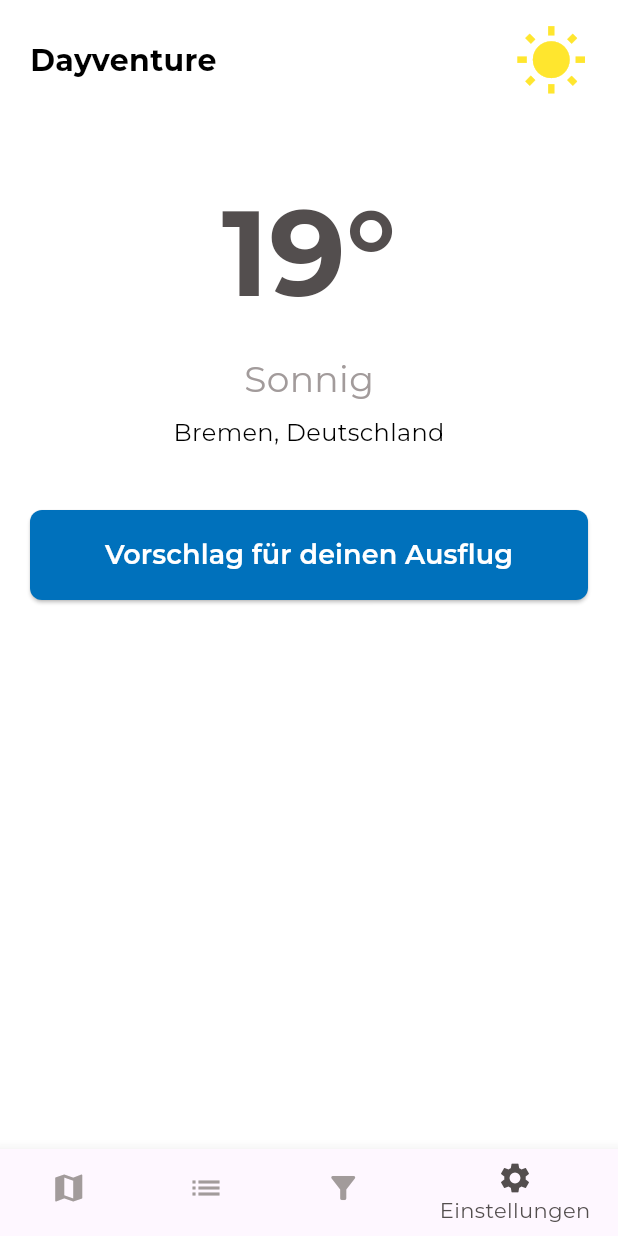
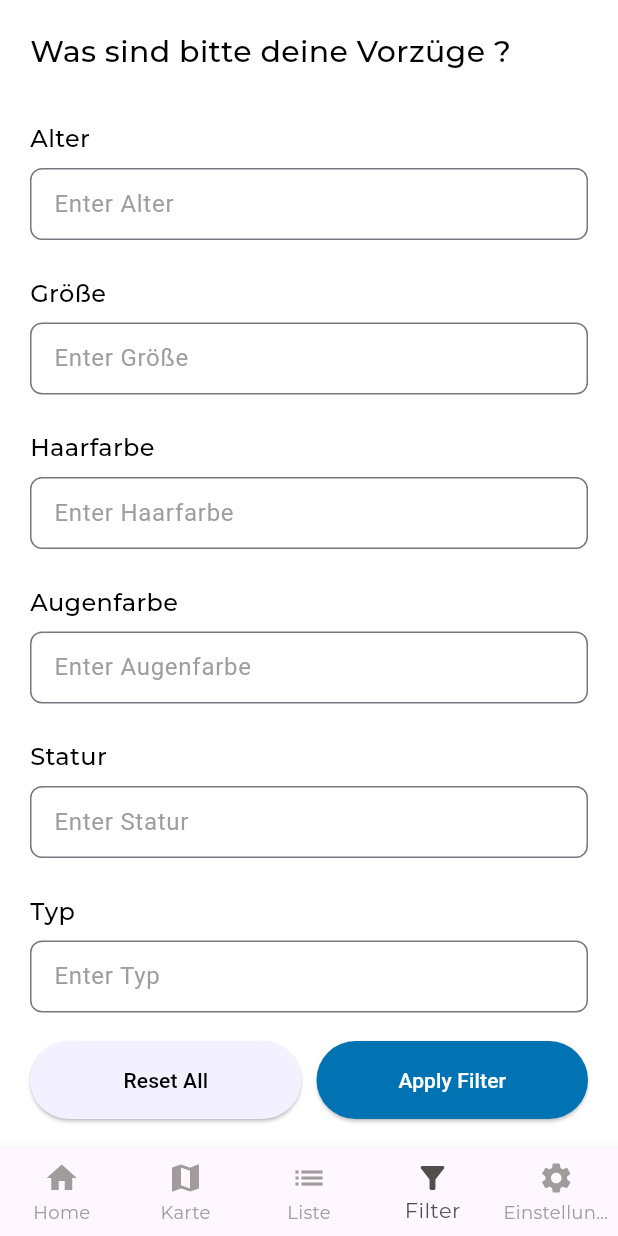
Before and after one commit to oussama-abid/MCI-Nearby-Activity-Finder, a Flutter app: the screen it shows after launch, item 4 of the bottom bar chosen, on a phone screen of 412 x 824 dp. Run offline on Flutter 3.47's test engine with Material 3 defaults, Android fonts, the phone set to English and light mode, and no system bars; our stand-ins replace google_fonts, lottie.

Commit message:
filter screen , navigation menu fixes

```diff
--- /dev/null
+++ b/frontend/mcifrontend/lib/features/filter/screens/filter_screen.dart
@@ -0,0 +1,110 @@
+import 'package:flutter/material.dart';
+import 'package:google_fonts/google_fonts.dart';
+
+class FilterScreen extends StatelessWidget {
+  const FilterScreen({super.key});
+
+  @override
+  Widget build(BuildContext context) {
+    return Scaffold(
+      backgroundColor: Colors.white, // Set background to white
+      body: Padding(
+        padding: const EdgeInsets.all(20.0),
+        child: Column(
+          crossAxisAlignment: CrossAxisAlignment.start,
+          children: [
+            Text(
+              'Was sind bitte deine Vorzüge ?',
+              style: GoogleFonts.montserrat(
+                fontSize: 20,
+                fontWeight: FontWeight.w500,
+                color: Colors.black,
+              ),
+            ),
+            const SizedBox(height: 20),
+
+            // Placeholder form
+            Expanded(
+              child: ListView(
+                children: [
+                  _buildFormSection('Alter'),
+                  _buildFormSection('Größe'),
+                  _buildFormSection('Haarfarbe'),
+                  _buildFormSection('Augenfarbe'),
+                  _buildFormSection('Statur'),
+                  _buildFormSection('Typ'),
+                  _buildFormSection('Herkunft'),
+                  _buildFormSection('Sprachen'),
+                  _buildFormSection('Services'),
+                ],
+              ),
+            ),
+
+            // Buttons
+            Row(
+              children: [
+                Expanded(
+                  child: ElevatedButton(
+                    style: ElevatedButton.styleFrom(
+                      backgroundColor: const Color(0xFFF3F0FF),
+                      foregroundColor: Colors.black,
+                      padding: const EdgeInsets.symmetric(vertical: 16),
+                    ),
+                    onPressed: () {
+                      // Reset logic
+                    },
+                    child: const Text('Reset All'),
+                  ),
+                ),
+                const SizedBox(width: 10),
+                Expanded(
+                  child: ElevatedButton(
+                    style: ElevatedButton.styleFrom(
+                      backgroundColor: const Color(0xFF0172B2),
+                      foregroundColor: Colors.white, // Fix text color
+                      padding: const EdgeInsets.symmetric(vertical: 16),
+                    ),
+                    onPressed: () {
+                      // Apply filter logic
+                    },
+                    child: const Text('Apply Filter'),
+                  ),
+                ),
+              ],
+            ),
+          ],
+        ),
+      ),
+    );
+  }
+
+  Widget _buildFormSection(String title) {
+    return Padding(
+      padding: const EdgeInsets.symmetric(vertical: 12.0),
+      child: Column(
+        crossAxisAlignment: CrossAxisAlignment.start,
+        children: [
+          Text(
+            title,
+            style: GoogleFonts.montserrat(
+              fontSize: 16,
+              fontWeight: FontWeight.w500,
+              color: Colors.black,
+            ),
+          ),
+          const SizedBox(height: 8),
+          TextField(
+            decoration: InputDecoration(
+              hintText: 'Enter $title',
+              border: OutlineInputBorder(
+                borderRadius: BorderRadius.circular(8),
+              ),
+              contentPadding: const EdgeInsets.symmetric(horizontal: 12),
+              hintStyle: const TextStyle(color: Colors.grey),
+            ),
+          ),
+        ],
+      ),
+    );
+  }
+}
--- a/frontend/mcifrontend/lib/features/home/screens/home_screen.dart
+++ b/frontend/mcifrontend/lib/features/home/screens/home_screen.dart
@@ -1,23 +1,8 @@
 import 'package:flutter/material.dart';
 import 'package:google_fonts/google_fonts.dart';
-import 'package:mcifrontend/shared/widgets/bottom_nav_bar.dart';
 
-class MyHomePage extends StatefulWidget {
-  const MyHomePage({super.key, required this.title});
-  final String title;
-
-  @override
-  State<MyHomePage> createState() => _MyHomePageState();
-}
-
-class _MyHomePageState extends State<MyHomePage> {
-  int _selectedIndex = 0;
-
-  void _onItemTapped(int index) {
-    setState(() {
-      _selectedIndex = index;
-    });
-  }
+class MyHomePage extends StatelessWidget {
+  const MyHomePage({super.key});
 
   @override
   Widget build(BuildContext context) {
@@ -48,10 +33,7 @@ class _MyHomePageState extends State<MyHomePage> {
                 ],
               ),
             ),
-
             const SizedBox(height: 30),
-
-            // Temperature
             Text(
               '19°',
               style: GoogleFonts.montserrat(
@@ -60,10 +42,7 @@ class _MyHomePageState extends State<MyHomePage> {
                 color: const Color(0xFF534E4E),
               ),
             ),
-
             const SizedBox(height: 10),
-
-            // Weather description
             Text(
               'Sonnig',
               style: GoogleFonts.montserrat(
@@ -71,10 +50,7 @@ class _MyHomePageState extends State<MyHomePage> {
                 color: const Color(0xFFA29B9B),
               ),
             ),
-
             const SizedBox(height: 8),
-
-            // City name
             Text(
               'Bremen, Deutschland',
               style: GoogleFonts.montserrat(
@@ -82,10 +58,7 @@ class _MyHomePageState extends State<MyHomePage> {
                 color: Colors.black,
               ),
             ),
-
             const SizedBox(height: 40),
-
-            // Suggestion Button
             Padding(
               padding: const EdgeInsets.symmetric(horizontal: 20.0),
               child: SizedBox(
@@ -93,10 +66,10 @@ class _MyHomePageState extends State<MyHomePage> {
                 height: 60,
                 child: ElevatedButton(
                   onPressed: () {
-                    // TODO: add your action
+                    // TODO: Add your button action here
                   },
                   style: ElevatedButton.styleFrom(
-                    backgroundColor: const Color(0xFF0071BC), // Blue
+                    backgroundColor: const Color(0xFF0071BC),
                     shape: RoundedRectangleBorder(
                       borderRadius: BorderRadius.circular(8),
                     ),
@@ -116,12 +89,6 @@ class _MyHomePageState extends State<MyHomePage> {
           ],
         ),
       ),
-
-      // Bottom navigation bar
-      bottomNavigationBar: BottomNavBar(
-        selectedIndex: _selectedIndex,
-        onItemTapped: _onItemTapped,
-      ),
     );
   }
 }
--- /dev/null
+++ b/frontend/mcifrontend/lib/features/main/screens/main_screen.dart
@@ -0,0 +1,43 @@
+import 'package:flutter/material.dart';
+import 'package:mcifrontend/shared/widgets/bottom_nav_bar.dart';
+
+// Import your real screen widgets
+import 'package:mcifrontend/features/home/screens/home_screen.dart';
+import 'package:mcifrontend/features/filter/screens/filter_screen.dart';
+
+class MainScreen extends StatefulWidget {
+  const MainScreen({Key? key}) : super(key: key);
+
+  @override
+  State<MainScreen> createState() => _MainScreenState();
+}
+
+class _MainScreenState extends State<MainScreen> {
+  int _selectedIndex = 0;
+
+ final List<Widget> _screens = [
+  MyHomePage(),                  // index 0
+  Center(child: Text('Coming soon')), // index 1 (Map)
+  Center(child: Text('Coming soon')), // index 2 (List)
+  FilterScreen(),                // index 3
+  Center(child: Text('Coming soon')), // index 4 (Settings)
+];
+
+
+  void _onItemTapped(int index) {
+    setState(() {
+      _selectedIndex = index;
+    });
+  }
+
+  @override
+  Widget build(BuildContext context) {
+    return Scaffold(
+      body: _screens[_selectedIndex],
+      bottomNavigationBar: BottomNavBar(
+        selectedIndex: _selectedIndex,
+        onItemTapped: _onItemTapped,
+      ),
+    );
+  }
+}
--- a/frontend/mcifrontend/lib/features/splash/screens/splash_screen.dart
+++ b/frontend/mcifrontend/lib/features/splash/screens/splash_screen.dart
@@ -3,7 +3,7 @@ import 'package:flutter/cupertino.dart';
 import 'package:lottie/lottie.dart';
 import 'package:google_fonts/google_fonts.dart';
 
-import 'package:mcifrontend/features/home/screens/home_screen.dart'; // Your home page import
+import 'package:mcifrontend/features/main/screens/main_screen.dart'; // Your home page import
 
 class SplashScreen extends StatefulWidget {
   const SplashScreen({super.key});
@@ -86,7 +86,8 @@ class _SplashScreenState extends State<SplashScreen> with TickerProviderStateMix
         Future.delayed(const Duration(milliseconds: 2200), () {
           Navigator.of(context).pushReplacement(
             MaterialPageRoute(
-              builder: (_) => const MyHomePage(title: 'MCI Frontend'),
+           builder: (_) => const MainScreen(),
+
             ),
           );
         });
--- a/frontend/mcifrontend/lib/main.dart
+++ b/frontend/mcifrontend/lib/main.dart
@@ -1,5 +1,4 @@
 import 'package:flutter/material.dart';
-
 import 'features/splash/screens/splash_screen.dart';
 
 void main() {
@@ -9,30 +8,14 @@ void main() {
 class MyApp extends StatelessWidget {
   const MyApp({super.key});
 
-  // This widget is the root of your application.
   @override
   Widget build(BuildContext context) {
     return MaterialApp(
       title: 'Dayventure',
       theme: ThemeData(
-        // This is the theme of your application.
-        //
-        // TRY THIS: Try running your application with "flutter run". You'll see
-        // the application has a purple toolbar. Then, without quitting the app,
-        // try changing the seedColor in the colorScheme below to Colors.green
-        // and then invoke "hot reload" (save your changes or press the "hot
-        // reload" button in a Flutter-supported IDE, or press "r" if you used
-        // the command line to start the app).
-        //
-        // Notice that the counter didn't reset back to zero; the application
-        // state is not lost during the reload. To reset the state, use hot
-        // restart instead.
-        //
-        // This works for code too, not just values: Most code changes can be
-        // tested with just a hot reload.
         colorScheme: ColorScheme.fromSeed(seedColor: Colors.deepPurple),
       ),
-      home: SplashScreen(),
+      home: const SplashScreen(),
     );
   }
 }
--- a/frontend/mcifrontend/lib/shared/widgets/bottom_nav_bar.dart
+++ b/frontend/mcifrontend/lib/shared/widgets/bottom_nav_bar.dart
@@ -15,12 +15,21 @@ class BottomNavBar extends StatelessWidget {
   Widget build(BuildContext context) {
     return BottomNavigationBar(
       currentIndex: selectedIndex,
-      onTap: onItemTapped,
+      onTap: (index) {
+        // If you're handling everything inside the same page, this part shouldn't navigate.
+        // Just update the index.
+        onItemTapped(index);
+      },
       selectedItemColor: const Color(0xFF534E4E),
       unselectedItemColor: const Color(0xFFA29B9B),
       selectedLabelStyle: GoogleFonts.montserrat(),
       unselectedLabelStyle: GoogleFonts.montserrat(),
+      type: BottomNavigationBarType.fixed,
       items: const [
+        BottomNavigationBarItem(
+          icon: Icon(Icons.home),
+          label: 'Home',
+        ),
         BottomNavigationBarItem(
           icon: Icon(Icons.map),
           label: 'Karte',
```
